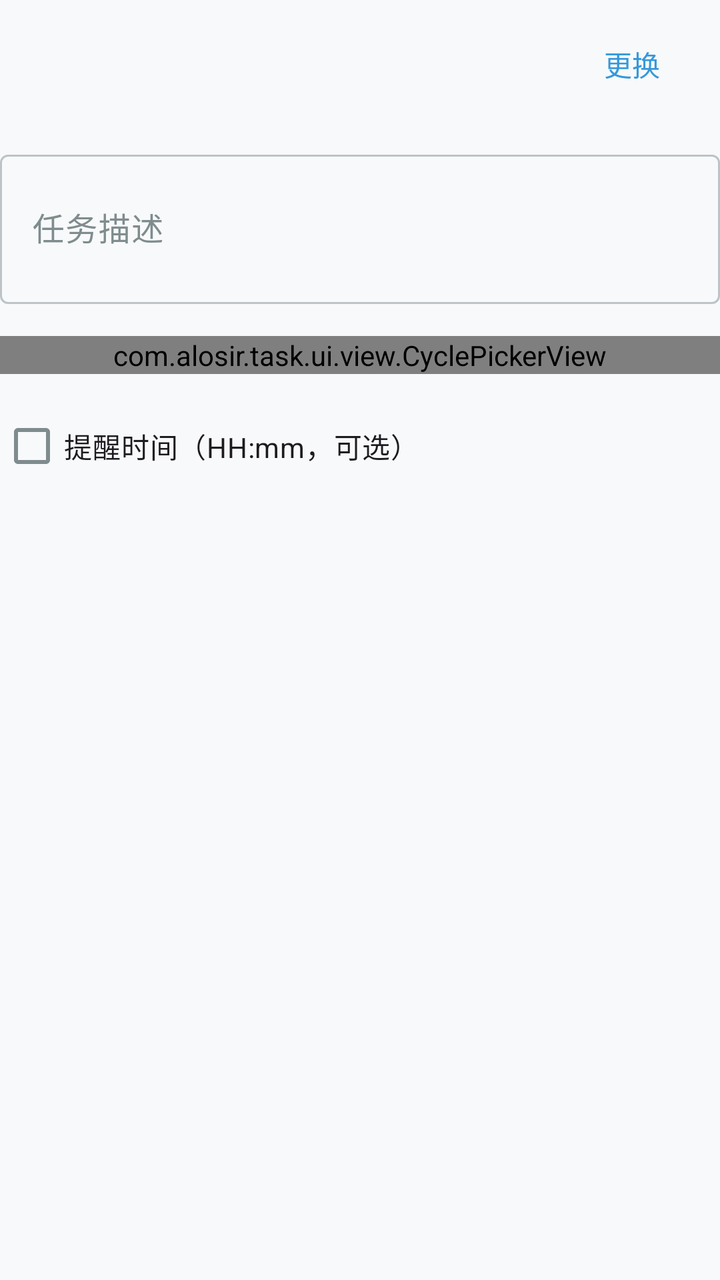
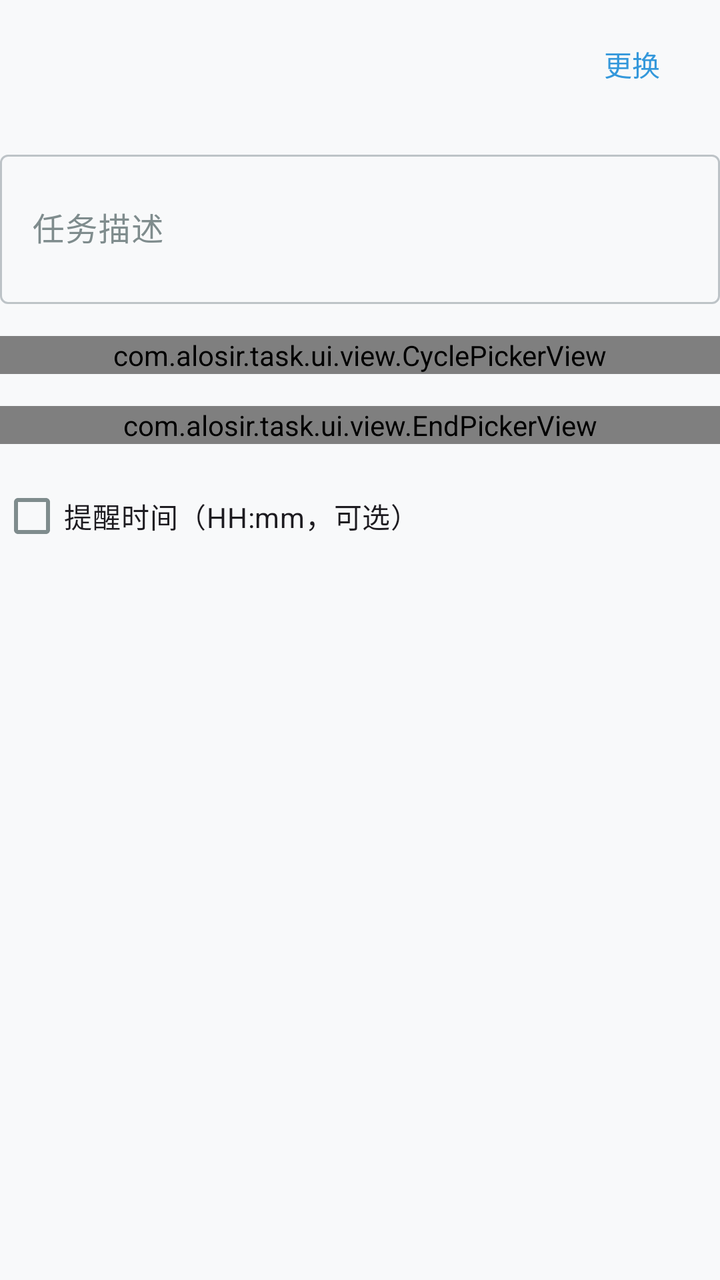

Screens rendered from an Android XML layout before and after an edit, with the pre-edit source and the edit as a unified diff.
<!-- AndroidManifest.xml: application theme Theme.CheckinMaster -->
<!-- res/layout/bottom_sheet_add_checkin_app_detail.xml -->
<?xml version="1.0" encoding="utf-8"?>
<LinearLayout xmlns:android="http://schemas.android.com/apk/res/android"
    android:layout_width="match_parent"
    android:layout_height="wrap_content"
    android:orientation="vertical">

    <LinearLayout
        android:layout_width="match_parent"
        android:layout_height="wrap_content"
        android:orientation="horizontal"
        android:gravity="center_vertical"
        android:paddingVertical="8dp">

        <ImageView
            android:id="@+id/appIcon"
            android:layout_width="40dp"
            android:layout_height="40dp"
            android:contentDescription="@string/checkin_status" />

        <TextView
            android:id="@+id/appNameText"
            android:layout_width="0dp"
            android:layout_height="wrap_content"
            android:layout_weight="1"
            android:layout_marginStart="12dp"
            android:textColor="?attr/colorOnSurface"
            android:textSize="16sp"
            android:textStyle="bold" />

        <com.google.android.material.button.MaterialButton
            android:id="@+id/btnChangeApp"
            style="@style/Widget.Material3.Button.TextButton"
            android:layout_width="wrap_content"
            android:layout_height="wrap_content"
            android:text="@string/change" />

    </LinearLayout>

    <com.google.android.material.textfield.TextInputLayout
        android:layout_width="match_parent"
        android:layout_height="wrap_content"
        android:layout_marginTop="8dp"
        style="@style/Widget.Material3.TextInputLayout.OutlinedBox"
        android:hint="@string/hint_task_description">

        <com.google.android.material.textfield.TextInputEditText
            android:id="@+id/editDesc"
            android:layout_width="match_parent"
            android:layout_height="wrap_content"
            android:inputType="textMultiLine"
            android:minLines="2"
            android:maxLines="3" />

    </com.google.android.material.textfield.TextInputLayout>

    <com.alosir.task.ui.view.CyclePickerView
        android:id="@+id/cyclePicker"
        android:layout_width="match_parent"
        android:layout_height="wrap_content"
        android:layout_marginTop="16dp" />

    <CheckBox
        android:id="@+id/checkEnableReminder"
        android:layout_width="wrap_content"
        android:layout_height="wrap_content"
        android:layout_marginTop="12dp"
        android:text="@string/reminder_time_hint" />

    <com.alosir.task.ui.view.TimePickerView
        android:id="@+id/timePicker"
        android:layout_width="match_parent"
        android:layout_height="wrap_content"
        android:layout_marginTop="8dp"
        android:visibility="gone" />

</LinearLayout>
<!-- resources referenced by this layout -->
<resources>
  <string name="change">更换</string>
  <string name="checkin_status">签到状态</string>
  <string name="hint_task_description">任务描述</string>
  <string name="reminder_time_hint">提醒时间（HH:mm，可选）</string>
  <color name="md_primary">#3498db</color>
  <color name="md_on_primary">#ffffff</color>
  <color name="md_primary_container">#d6eaf8</color>
  <color name="md_on_primary_container">#001d36</color>
  <color name="md_secondary">#2ecc71</color>
  <color name="md_on_secondary">#ffffff</color>
  <color name="md_secondary_container">#d5f5e3</color>
  <color name="md_on_secondary_container">#002109</color>
  <color name="md_tertiary">#f39c12</color>
  <color name="md_on_tertiary">#ffffff</color>
  <color name="md_tertiary_container">#fdebd0</color>
  <color name="md_on_tertiary_container">#271900</color>
  <color name="md_error">#e74c3c</color>
  <color name="md_on_error">#ffffff</color>
  <color name="md_error_container">#f9d6d3</color>
  <color name="md_on_error_container">#410002</color>
  <color name="md_background">#f8f9fa</color>
  <color name="md_on_background">#2c3e50</color>
  <color name="md_surface">#f8f9fa</color>
  <color name="md_on_surface">#2c3e50</color>
  <color name="md_surface_variant">#f5f5f5</color>
  <color name="md_on_surface_variant">#7f8c8d</color>
  <color name="md_outline">#bdc3c7</color>
  <color name="md_outline_variant">#ecf0f1</color>
  <style name="Widget.CheckinMaster.BottomNavigationView" parent="Widget.Material3.BottomNavigationView">
          <item name="itemActiveIndicatorStyle">@style/Widget.CheckinMaster.BottomNavigationView.ActiveIndicator</item>
      </style>
  <style name="Widget.CheckinMaster.FloatingActionButton" parent="Widget.Material3.FloatingActionButton.Primary">
          <item name="shapeAppearance">@style/ShapeAppearance.CheckinMaster.Fab</item>
      </style>
  <style name="Widget.CheckinMaster.BottomNavigationView.ActiveIndicator" parent="Widget.Material3.BottomNavigationView.ActiveIndicator">
          <item name="android:color">@color/md_primary_container</item>
      </style>
  <style name="ShapeAppearance.CheckinMaster.Fab" parent="ShapeAppearance.Material3.LargeComponent">
          <item name="cornerFamily">rounded</item>
          <item name="cornerSize">16dp</item>
      </style>
  <!-- unchanged entries left out for length: 1 -->
</resources>

<!-- the commit's change to res/layout/bottom_sheet_add_checkin_app_detail.xml (unified diff, before → after) -->
@@ -59,6 +59,12 @@
         android:layout_height="wrap_content"
         android:layout_marginTop="16dp" />
 
+    <com.alosir.task.ui.view.EndPickerView
+        android:id="@+id/endPicker"
+        android:layout_width="match_parent"
+        android:layout_height="wrap_content"
+        android:layout_marginTop="16dp" />
+
     <CheckBox
         android:id="@+id/checkEnableReminder"
         android:layout_width="wrap_content"
